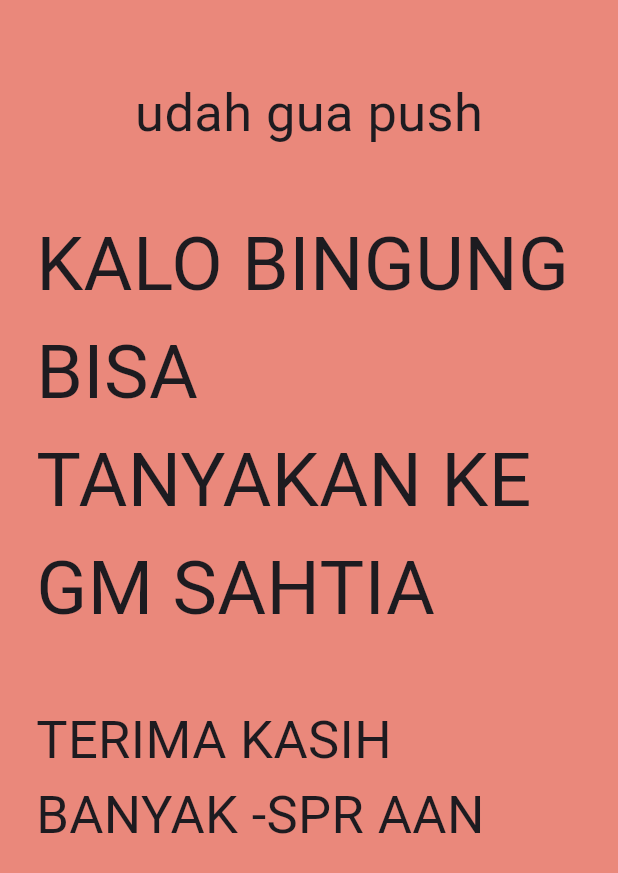
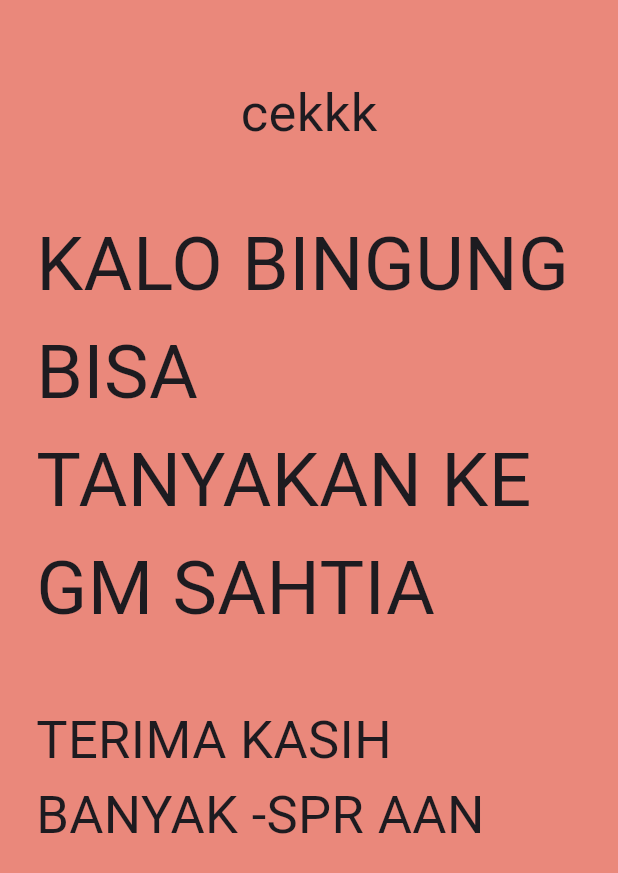
Before and after one commit to bugarin2/bugarin, a Flutter app: the screen it shows after launch, on a phone screen of 412 x 824 dp. Shown: the top 873 px of the screen. Run offline on Flutter 3.47's test engine with Material 3 defaults, Android fonts, the phone set to English and light mode, and no system bars; our stand-ins replace google_fonts.

Commit message:
[refactor] Signinscreen: rename text

```diff
--- a/lib/src/features/authentication/screens/sign_in_screen.dart
+++ b/lib/src/features/authentication/screens/sign_in_screen.dart
@@ -23,7 +23,7 @@ class _SignInScreenState extends State<SignInScreen> {
           child: Column(
             children: [
               Text(
-                'udah gua push',
+                'cekkk',
                 style: TextStyle(
                   fontSize: 35,
                 ),
```
